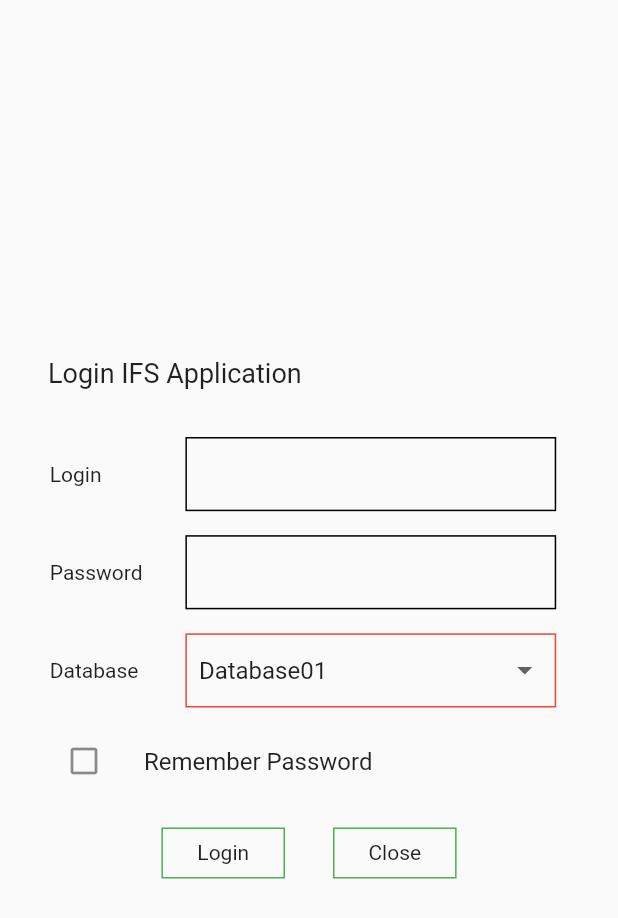
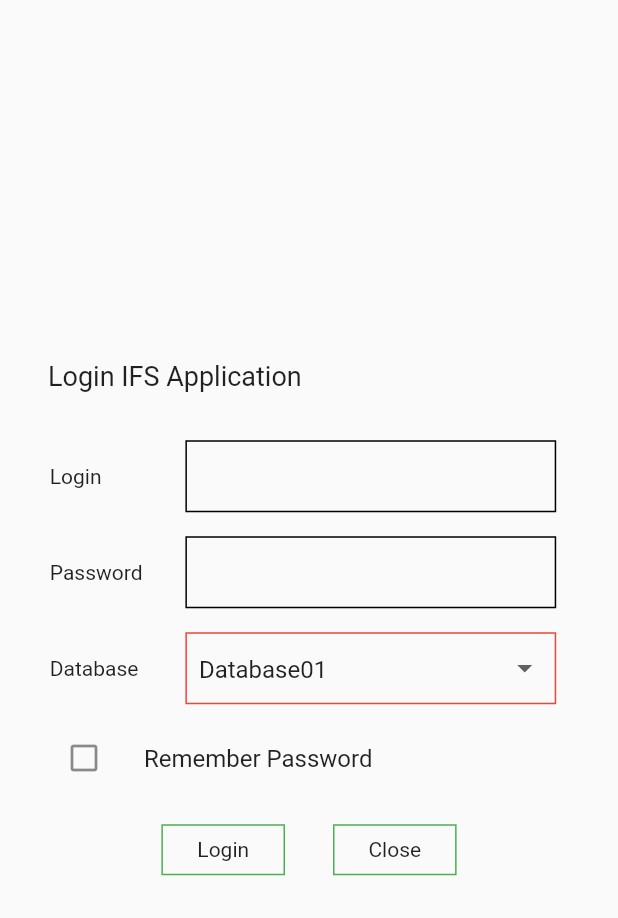
Before and after one commit to tawatchai7034/NEC, a Flutter app: the screen it shows after launch, on a phone screen of 412 x 824 dp. Shown: the top 918 px of the screen. Run offline on Flutter 3.47's test engine with Material 2 defaults, Android fonts, the light colour scheme and no system bars; our stand-ins replace auto_size_text, syncfusion_flutter_datagrid.

Commit message:
container height

```diff
--- a/lib/Screens/login.dart
+++ b/lib/Screens/login.dart
@@ -85,7 +85,7 @@
             Container(
                 margin: const EdgeInsets.all(8.0),
                 width: widthScreen * 0.6,
-                height: heightScreen * 0.06,
+                height: 48,
                 decoration:
                     BoxDecoration(border: Border.all(color: Colors.black)),
                 child: Padding(
@@ -119,7 +119,7 @@
             Container(
                 margin: const EdgeInsets.all(8.0),
                 width: widthScreen * 0.6,
-                height: heightScreen * 0.06,
+                height: 48,
                 decoration:
                     BoxDecoration(border: Border.all(color: Colors.black)),
                 child: Padding(
@@ -159,7 +159,7 @@
                 alignment: Alignment.center,
                 margin: const EdgeInsets.all(8.0),
                 width: widthScreen * 0.6,
-                height: heightScreen * 0.06,
+                height: 48,
                 decoration:
                     BoxDecoration(border: Border.all(color: Colors.red)),
                 child: Padding(
@@ -217,21 +217,6 @@
                       MaterialPageRoute(builder: (context) => AddTransfer()));
                 }
 
-                // if ((virtualUser.singleWhere(
-                //         (user) => ((user.name == userName.text) &&
-                //             (user.password == password.text)),
-                //         orElse: () => UserModal(name: '404', password: 'not fount'))) !=
-                //     null) {
-                //   print("User name: ${userName.text}");
-                // } else {
-                //   _showIdNotFound();
-                // }
-
-                // if (virtualUser.contains(userName.text)) {
-                //   print("User name: ${userName.text}");
-                // } else {
-                //   _showIdNotFound();
-                // }
               },
               child: Container(
                   margin: const EdgeInsets.all(16.0),
```
